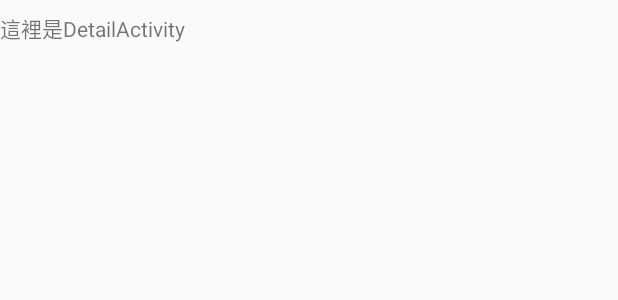
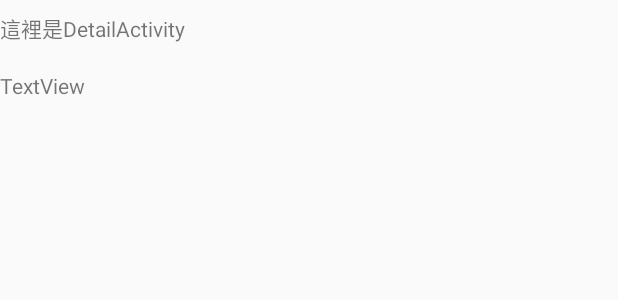
Before and after one commit to twn9320/My050401, an Android app: the layout activity_detail.xml on its own in the app's theme, with its tools: preview values and no code run, on a phone screen of 412 x 824 dp. Shown: the top 300 px of the screen. Run offline under Robolectric (Android 15) with nearby library versions, the phone set to English and light mode, and no system bars.

Commit message:
顯示通知內容

```diff
--- a/app/src/main/java/com/example/yvtc/my050401/DetailActivity.java
+++ b/app/src/main/java/com/example/yvtc/my050401/DetailActivity.java
@@ -2,6 +2,7 @@ package com.example.yvtc.my050401;
 
 import android.support.v7.app.AppCompatActivity;
 import android.os.Bundle;
+import android.widget.TextView;
 
 public class DetailActivity extends AppCompatActivity {
 
@@ -9,5 +10,8 @@ public class DetailActivity extends AppCompatActivity {
     protected void onCreate(Bundle savedInstanceState) {
         super.onCreate(savedInstanceState);
         setContentView(R.layout.activity_detail);
+        String msg = getIntent().getStringExtra("msg");
+        TextView tv2 = (TextView)findViewById(R.id.textView2);
+        tv2.setText(msg);
     }
 }
--- a/app/src/main/java/com/example/yvtc/my050401/MainActivity.java
+++ b/app/src/main/java/com/example/yvtc/my050401/MainActivity.java
@@ -20,6 +20,8 @@ public class MainActivity extends AppCompatActivity {
 
     public void click1 (View v){
         Intent it = new Intent(MainActivity.this,DetailActivity.class);
+        String msg = "這是通知的內容....";
+        it.putExtra("msg",msg);
         PendingIntent pi = PendingIntent.getActivity(MainActivity.this,123,it,PendingIntent.FLAG_UPDATE_CURRENT);
         Notification.Builder builder = new Notification.Builder(MainActivity.this);
         builder.setSmallIcon(R.mipmap.ic_launcher)
--- a/app/src/main/res/layout/activity_detail.xml
+++ b/app/src/main/res/layout/activity_detail.xml
@@ -14,4 +14,13 @@
         android:text="這裡是DetailActivity"
         app:layout_constraintTop_toTopOf="parent"
         tools:layout_editor_absoluteX="16dp" />
+
+    <TextView
+        android:id="@+id/textView2"
+        android:layout_width="368dp"
+        android:layout_height="wrap_content"
+        android:layout_marginTop="18dp"
+        android:text="TextView"
+        app:layout_constraintTop_toBottomOf="@+id/textView"
+        tools:layout_editor_absoluteX="8dp" />
 </android.support.constraint.ConstraintLayout>
```
